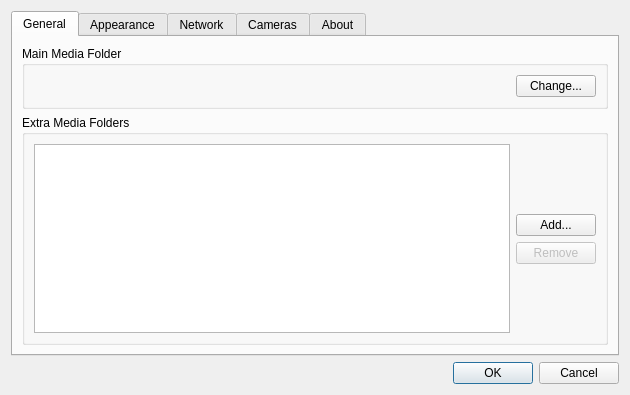
The window that client/src/ui/preferences/preferences.ui (networkoptix/nx_open) describes before a commit, drawn with Qt 5.
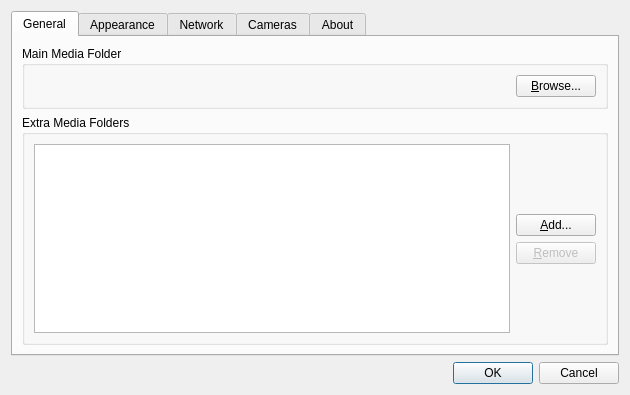
The same window after the commit.

Commit message:
sync with EVE
<==== Mercurial data ====>
Branch: master

```diff
--- a/client/src/ui/preferences/preferences.ui
+++ b/client/src/ui/preferences/preferences.ui
@@ -67,7 +67,7 @@
              </sizepolicy>
             </property>
             <property name="text">
-             <string>Change...</string>
+             <string>&amp;Browse...</string>
             </property>
            </widget>
           </item>
@@ -103,7 +103,7 @@
               <item>
                <widget class="QPushButton" name="pushButton">
                 <property name="text">
-                 <string>Add...</string>
+                 <string>&amp;Add...</string>
                 </property>
                </widget>
               </item>
@@ -113,7 +113,7 @@
                  <bool>false</bool>
                 </property>
                 <property name="text">
-                 <string>Remove</string>
+                 <string>&amp;Remove</string>
                 </property>
                </widget>
               </item>
```
Left out of the diff: 6 changed lines with no effect on the pictures. The commit also changes 1 other file.
